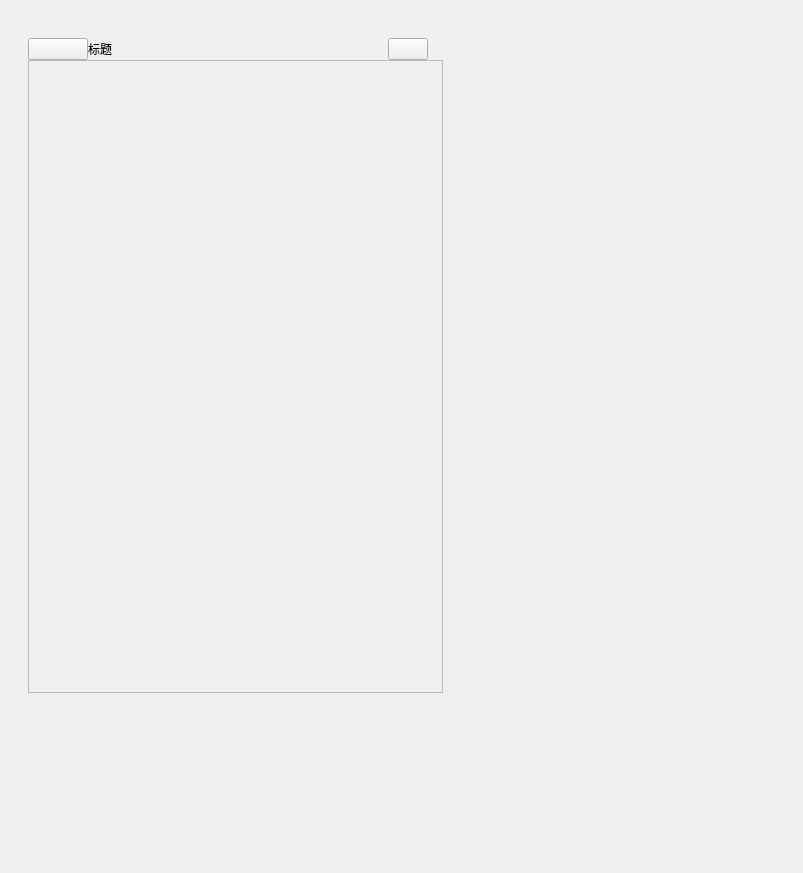
Before: the Qt Designer form source/Forms/MainWin/MainWin.ui in yxingqin/CulcaMaid, drawn with Qt 5.
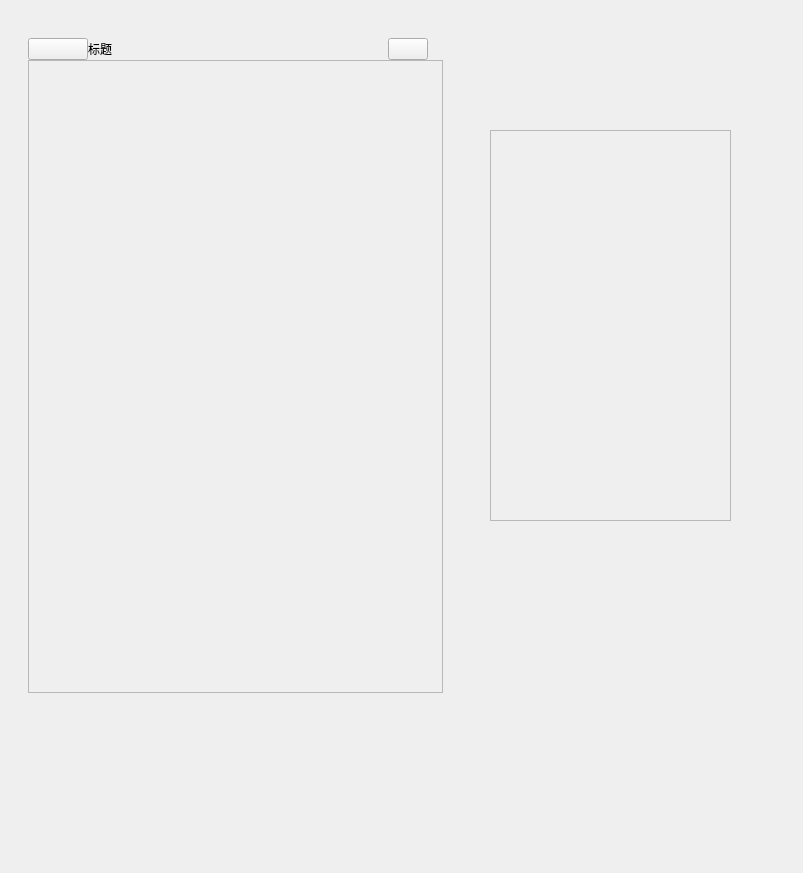
After: the same form once the commit is applied. The open tabs and pages were chosen to show the change. Icons and pictures are not drawn. Custom widgets are drawn as their Qt base class.

```diff
--- a/source/Forms/MainWin/MainWin.ui
+++ b/source/Forms/MainWin/MainWin.ui
@@ -356,7 +356,7 @@
     <rect>
      <x>490</x>
      <y>130</y>
-     <width>231</width>
+     <width>241</width>
      <height>391</height>
     </rect>
    </property>
@@ -395,7 +395,35 @@
      </item>
     </layout>
    </widget>
-   <widget class="QWidget" name="page_2"/>
+   <widget class="QWidget" name="page_2">
+    <layout class="QHBoxLayout" name="horizontalLayout_3">
+     <property name="spacing">
+      <number>0</number>
+     </property>
+     <property name="leftMargin">
+      <number>0</number>
+     </property>
+     <property name="topMargin">
+      <number>0</number>
+     </property>
+     <property name="rightMargin">
+      <number>0</number>
+     </property>
+     <property name="bottomMargin">
+      <number>0</number>
+     </property>
+     <item>
+      <widget class="PageEditPlot" name="pPlotEdit">
+       <property name="frameShape">
+        <enum>QFrame::StyledPanel</enum>
+       </property>
+       <property name="frameShadow">
+        <enum>QFrame::Raised</enum>
+       </property>
+      </widget>
+     </item>
+    </layout>
+   </widget>
   </widget>
  </widget>
  <customwidgets>
@@ -423,12 +451,6 @@
    <header>PageRelation/PageRelation.h</header>
    <container>1</container>
   </customwidget>
-  <customwidget>
-   <class>PageFuncPlot</class>
-   <extends>QFrame</extends>
-   <header>PageFuncPlot/PageFuncPlot.h</header>
-   <container>1</container>
-  </customwidget>
   <customwidget>
    <class>PageHistory</class>
    <extends>QFrame</extends>
@@ -441,6 +463,18 @@
    <header>PageScience/PageScience.h</header>
    <container>1</container>
   </customwidget>
+  <customwidget>
+   <class>PageEditPlot</class>
+   <extends>QFrame</extends>
+   <header>PageFuncPlot/PageEditPlot.h</header>
+   <container>1</container>
+  </customwidget>
+  <customwidget>
+   <class>PageFuncPlot</class>
+   <extends>QFrame</extends>
+   <header>PageFuncPlot/PageFuncPlot.h</header>
+   <container>1</container>
+  </customwidget>
  </customwidgets>
  <resources>
   <include location="../../assets/res.qrc"/>
```
Left out of the diff: 4 changed lines with no effect on the pictures.
